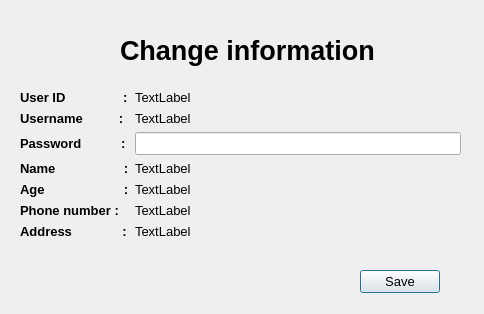
Before: the Qt Designer form src/changeinfor.ui in tienchuotbk/QuanLyDanhMucDiaDiem, drawn with Qt 5.
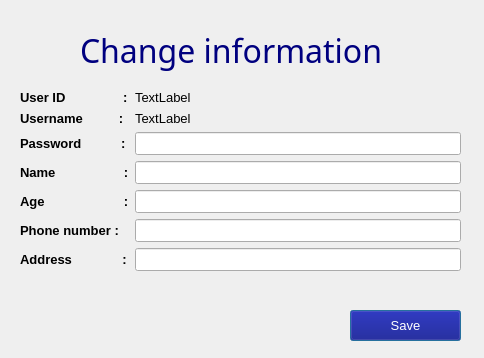
After: the same form once the commit is applied.

Patch:
```diff
--- a/src/changeinfor.ui
+++ b/src/changeinfor.ui
@@ -7,7 +7,7 @@
     <x>0</x>
     <y>0</y>
     <width>484</width>
-    <height>314</height>
+    <height>358</height>
    </rect>
   </property>
   <property name="font">
@@ -21,20 +21,26 @@
   <widget class="QLabel" name="label">
    <property name="geometry">
     <rect>
-     <x>120</x>
+     <x>80</x>
      <y>20</y>
-     <width>271</width>
+     <width>351</width>
      <height>61</height>
     </rect>
    </property>
    <property name="font">
     <font>
-     <family>Ubuntu</family>
-     <pointsize>20</pointsize>
-     <weight>75</weight>
-     <bold>true</bold>
+     <family>Source Code Pro</family>
+     <pointsize>24</pointsize>
+     <weight>9</weight>
+     <italic>false</italic>
+     <bold>false</bold>
     </font>
    </property>
+   <property name="styleSheet">
+    <string notr="true">
+color: rgb(0, 0, 127);
+font: 75 24pt &quot;Source Code Pro&quot;;</string>
+   </property>
    <property name="text">
     <string>Change information</string>
    </property>
@@ -45,7 +51,7 @@
      <x>20</x>
      <y>90</y>
      <width>441</width>
-     <height>165</height>
+     <height>211</height>
     </rect>
    </property>
    <layout class="QFormLayout" name="formLayout">
@@ -143,24 +149,6 @@
       <property name="text">
        <string>TextLabel</string>
       </property>
-     </widget>
-    </item>
-    <item row="3" column="1">
-     <widget class="QLabel" name="label_name">
-      <property name="text">
-       <string>TextLabel</string>
-      </property>
-     </widget>
-    </item>
-    <item row="4" column="1">
-     <widget class="QLabel" name="label_age">
-      <property name="text">
-       <string>TextLabel</string>
-      </property>
-     </widget>
-    </item>
-    <item row="5" column="1">
-     <widget class="QLabel" name="label_phone">
       <property name="text">
        <string>TextLabel</string>
       </property>
@@ -196,10 +184,31 @@
       </property>
      </widget>
     </item>
+    <item row="3" column="1">
+     <widget class="QLineEdit" name="input_name">
+      <property name="styleSheet">
+       <string notr="true">font: 75 10pt &quot;Source Code Pro&quot;;</string>
+      </property>
+     </widget>
+    </item>
+    <item row="4" column="1">
+     <widget class="QLineEdit" name="input_age">
+      <property name="styleSheet">
+       <string notr="true">font: 75 10pt &quot;Source Code Pro&quot;;</string>
+      </property>
+     </widget>
+    </item>
+    <item row="5" column="1">
+     <widget class="QLineEdit" name="input_phone">
+      <property name="styleSheet">
+       <string notr="true">font: 75 10pt &quot;Source Code Pro&quot;;</string>
+      </property>
+     </widget>
+    </item>
     <item row="6" column="1">
-     <widget class="QLabel" name="label_address">
-      <property name="text">
-       <string>TextLabel</string>
+     <widget class="QLineEdit" name="input_address">
+      <property name="styleSheet">
+       <string notr="true">font: 75 10pt &quot;Source Code Pro&quot;;</string>
       </property>
      </widget>
     </item>
@@ -208,12 +217,17 @@
   <widget class="QPushButton" name="btn_save">
    <property name="geometry">
     <rect>
-     <x>360</x>
-     <y>270</y>
-     <width>80</width>
-     <height>23</height>
+     <x>350</x>
+     <y>310</y>
+     <width>111</width>
+     <height>31</height>
     </rect>
    </property>
+   <property name="styleSheet">
+    <string notr="true">font: 75 10pt &quot;Source Code Pro&quot;;
+background-color: rgb(0, 0, 127);
+color: rgb(255, 255, 255);</string>
+   </property>
    <property name="text">
     <string>Save</string>
    </property>
```
Left out of the diff: 10 changed lines with no effect on the pictures.
